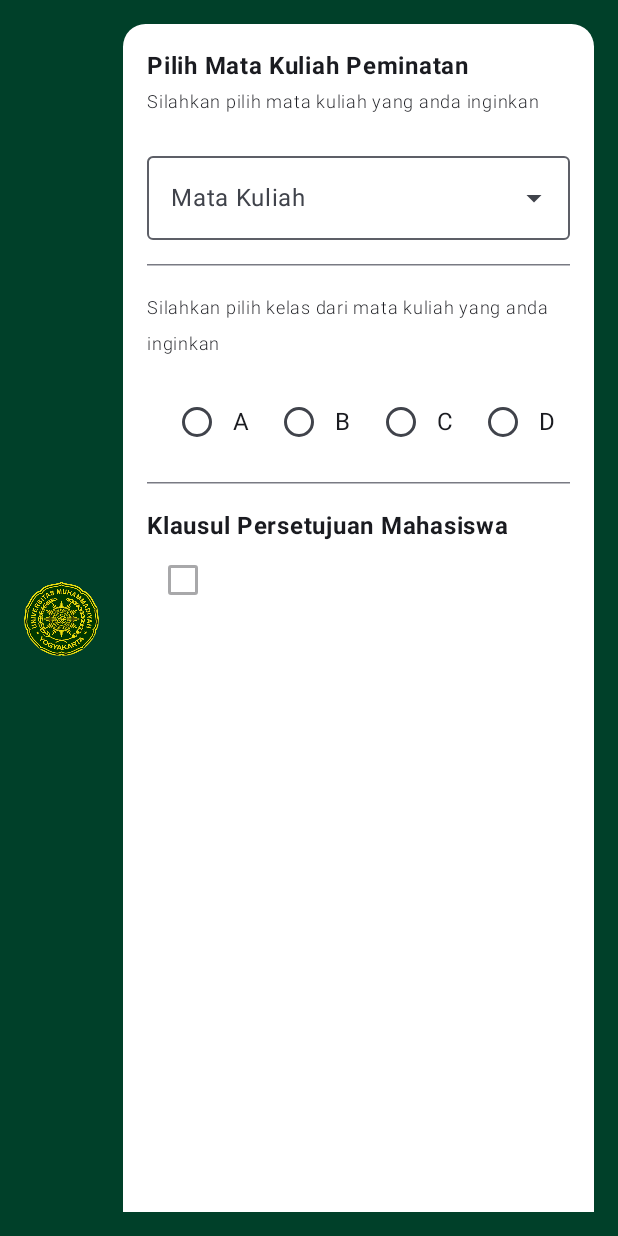
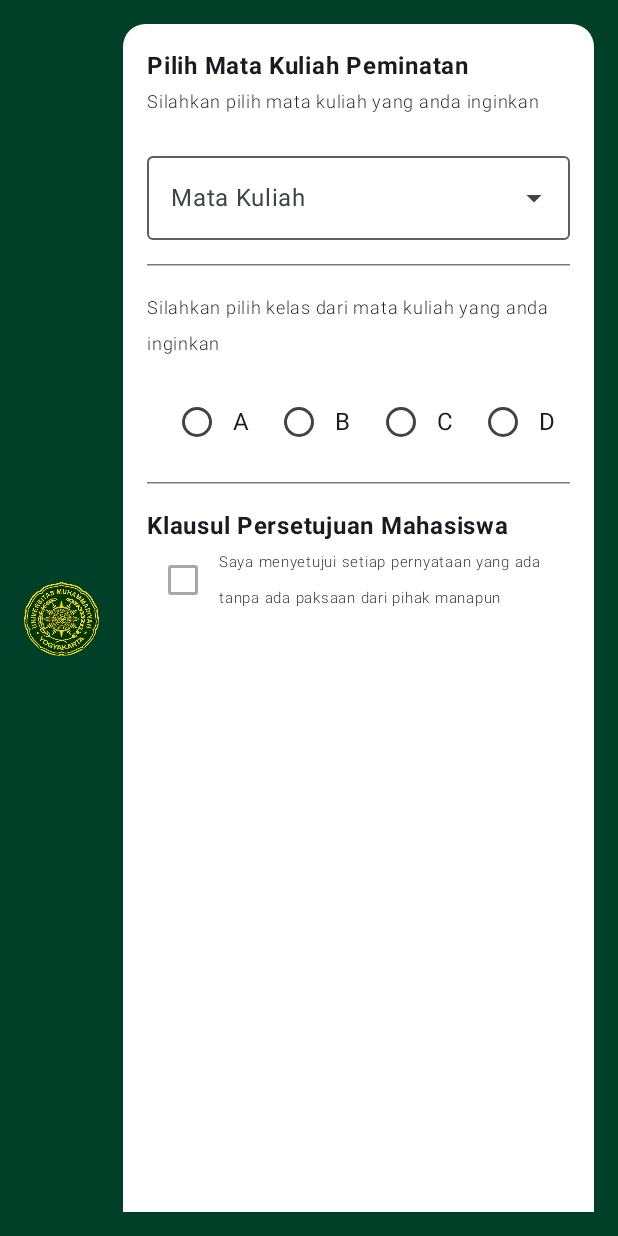
Before and after one commit to mddhafa/Quest6_064, an Android app built with Jetpack Compose: the composable RencanaStudyView shown on its own in the app's theme, on a phone screen of 412 x 824 dp. Run offline under Robolectric (Android 15) with nearby library versions, the phone set to English and light mode, and no system bars.

Commit message:
menambahkan text "Saya menyetujui setiap pernyataan yang ada tanpa ada paksaan dari pihak manapun"

```diff
--- a/app/src/main/java/com/example/minggu7/ui/screen/RencanaStudyView.kt
+++ b/app/src/main/java/com/example/minggu7/ui/screen/RencanaStudyView.kt
@@ -147,6 +147,10 @@ fun RencanaStudyView(
                             onCheckedChange = { checked =it },
                             enabled = chosenDropdown.isNotBlank() && pilihKelas.isNotBlank()
                         )
+                        Text(
+                            text = "Saya menyetujui setiap pernyataan yang ada tanpa ada paksaan dari pihak manapun",
+                            fontWeight = FontWeight.Light, fontSize = 10.sp
+                        )
                     }
                 }
 
```
